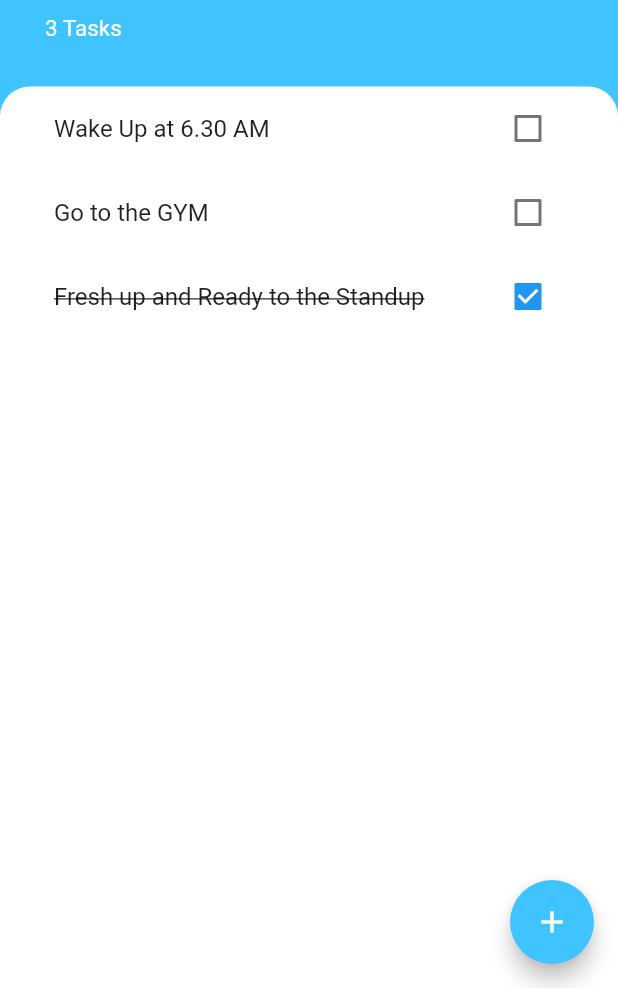
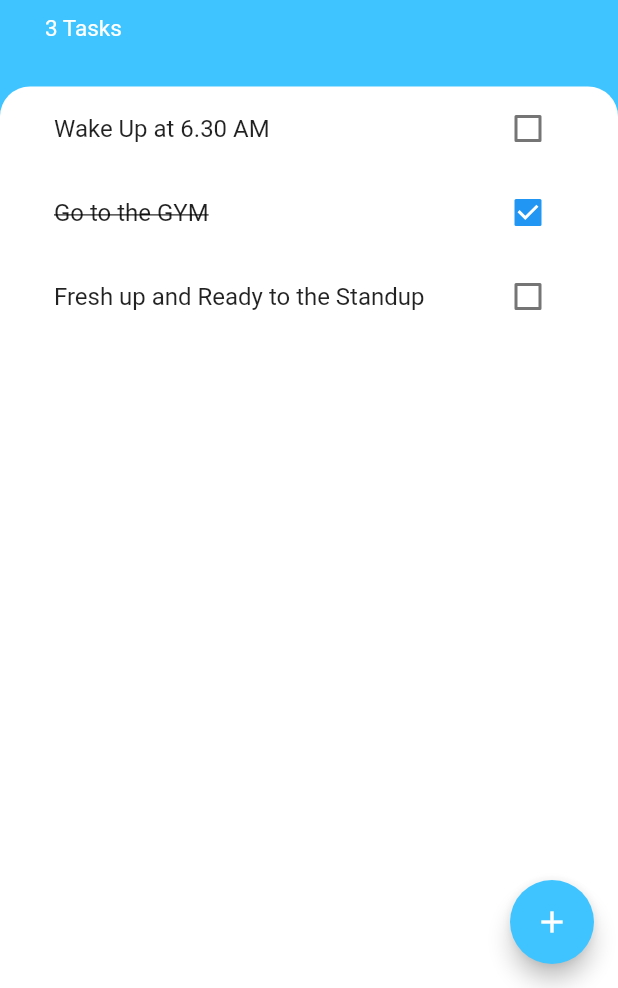
Before and after one commit to Arunachalam0007/Flutter-Learning-App-22, a Flutter app: the screen it shows after launch, on a phone screen of 412 x 824 dp, the part 248-1236 px from its top. Run offline on Flutter 3.47's test engine with Material 2 defaults, Android fonts, the phone set to English and light mode, and no system bars; our stand-ins replace font_awesome_flutter, rflutter_alert.

Commit message:
Todoey_App: Implemented app with Notifier Provider Package to handle state globally.

```diff
--- a/Flutter Basic Apps/Todoey_App/lib/main.dart
+++ b/Flutter Basic Apps/Todoey_App/lib/main.dart
@@ -1,8 +1,10 @@
 import 'package:flutter/material.dart';
+import 'package:provider/provider.dart';
+import 'package:todoey_app/models/task_data.dart';
 import 'package:todoey_app/screens/task_screen.dart';
 
 void main() {
-  runApp( TodoeyApp());
+  runApp( const TodoeyApp());
 }
 
 class TodoeyApp extends StatelessWidget {
@@ -10,8 +12,11 @@ class TodoeyApp extends StatelessWidget {
 
   @override
   Widget build(BuildContext context) {
-    return MaterialApp(
-      home: TaskScreen(),
+    return ChangeNotifierProvider(
+      create: (BuildContext context) => TaskData(),
+      child: const MaterialApp(
+        home: TaskScreen(),
+      ),
     );
   }
 }
--- a/Flutter Basic Apps/Todoey_App/lib/models/task.dart
+++ b/Flutter Basic Apps/Todoey_App/lib/models/task.dart
@@ -2,7 +2,4 @@ class Task{
   final String taskName;
   bool isChecked;
   Task({ required this.taskName, this.isChecked = false});
-  void toggleChecked(){
-    isChecked = !isChecked;
-  }
 }
--- /dev/null
+++ b/Flutter Basic Apps/Todoey_App/lib/models/task_data.dart
@@ -0,0 +1,36 @@
+import 'dart:collection';
+
+import 'package:flutter/foundation.dart';
+import 'package:todoey_app/models/task.dart';
+
+class TaskData extends ChangeNotifier {
+   final List<Task> _listOfTasks = [
+    Task(taskName: 'Wake Up at 6.30 AM'),
+    Task(taskName: 'Go to the GYM', isChecked: true),
+    Task(taskName: 'Fresh up and Ready to the Standup')
+  ];
+
+  UnmodifiableListView<Task> get listOfTasks {
+    return UnmodifiableListView(_listOfTasks);
+  }
+
+  int get taskCount => _listOfTasks.length;
+
+  void addTasks (String newTaskTitle){
+    final task = Task(taskName: newTaskTitle);
+    _listOfTasks.add(task);
+    notifyListeners(); // Listeren Immediatly
+  }
+
+  void updateTaskCheckedValue (int index, bool newIsChecked) {
+    _listOfTasks[index].isChecked = newIsChecked;
+    notifyListeners(); // Listeren Immediatly
+  }
+
+  void removeTask(int index){
+    final taskToRemove = _listOfTasks[index];
+    _listOfTasks.remove(taskToRemove);
+    notifyListeners(); // Listeren Immediatly
+  }
+
+}
--- a/Flutter Basic Apps/Todoey_App/lib/screens/task_screen.dart
+++ b/Flutter Basic Apps/Todoey_App/lib/screens/task_screen.dart
@@ -1,24 +1,11 @@
 import 'package:flutter/material.dart';
-import 'package:todoey_app/models/task.dart';
-import 'package:todoey_app/widgets/task_tile.dart';
+import 'package:todoey_app/models/task_data.dart';
 import 'package:todoey_app/widgets/tasks_list.dart';
-
+import 'package:provider/provider.dart';
 import 'add_task_screen.dart';
 
-class TaskScreen extends StatefulWidget {
+class TaskScreen extends StatelessWidget {
   const TaskScreen({Key? key}) : super(key: key);
-
-  @override
-  _TaskScreenState createState() => _TaskScreenState();
-}
-
-class _TaskScreenState extends State<TaskScreen> {
-
-  List<Task> listOfTasks = [
-    Task(taskName: 'Wake Up at 6.30 AM'),
-    Task(taskName: 'Go to the GYM'),
-    Task(taskName: 'Fresh up and Ready to the Standup', isChecked: true)
-  ];
 
   @override
   Widget build(BuildContext context) {
@@ -30,12 +17,7 @@ class _TaskScreenState extends State<TaskScreen> {
             showModalBottomSheet(
               context: context,
               // isScrollControlled: true,
-              builder: (context) => AddTaskScreen(onPressedCallBack: (newTaskName){
-                setState(() {
-                  listOfTasks.add(Task(taskName: newTaskName ?? 'demo'));
-                });
-                Navigator.pop(context);
-              },),
+              builder: (context) => AddTaskScreen(),
             );
           },
           child: const Icon(Icons.add)),
@@ -43,11 +25,11 @@ class _TaskScreenState extends State<TaskScreen> {
         crossAxisAlignment: CrossAxisAlignment.start,
         children: [
           Container(
-            padding: EdgeInsets.only(top: 60, left: 30, right: 30, bottom: 30),
+            padding: const EdgeInsets.only(top: 60, left: 30, right: 30, bottom: 30),
             child: Column(
               crossAxisAlignment: CrossAxisAlignment.start,
               children: [
-                CircleAvatar(
+                const CircleAvatar(
                   backgroundColor: Colors.white,
                   radius: 35,
                   child: Icon(
@@ -56,19 +38,19 @@ class _TaskScreenState extends State<TaskScreen> {
                     size: 35,
                   ),
                 ),
-                Text(
+                const Text(
                   'Todoey',
                   style: TextStyle(
                       fontSize: 30,
                       color: Colors.white,
                       fontWeight: FontWeight.w700),
                 ),
-                SizedBox(
+                const SizedBox(
                   height: 10,
                 ),
                 Text(
-                  '${listOfTasks.length} Tasks',
-                  style: TextStyle(
+                  '${Provider.of<TaskData>(context).taskCount} Tasks',
+                  style: const TextStyle(
                     color: Colors.white,
                     fontSize: 15,
                   ),
@@ -79,14 +61,14 @@ class _TaskScreenState extends State<TaskScreen> {
           Expanded(
             child: Container(
               padding: EdgeInsets.symmetric(horizontal: 20),
-              decoration: BoxDecoration(
+              decoration: const BoxDecoration(
                 color: Colors.white,
                 borderRadius: BorderRadius.only(
                   topLeft: Radius.circular(20),
                   topRight: Radius.circular(20),
                 ),
               ),
-              child: TasksList(listOfTasks: listOfTasks,),
+              child: const TasksList(),
             ),
           ),
         ],
--- a/Flutter Basic Apps/Todoey_App/lib/widgets/task_tile.dart
+++ b/Flutter Basic Apps/Todoey_App/lib/widgets/task_tile.dart
@@ -5,10 +5,12 @@ class TaskTile extends StatelessWidget {
   final String taskName;
   final bool isChecked;
   final Function(bool?) checkboxCallBack;
-  TaskTile({required this.taskName,required this.isChecked, required this.checkboxCallBack});
+  final VoidCallback removeList;
+  TaskTile({required this.taskName,required this.isChecked, required this.checkboxCallBack, required this.removeList});
   @override
   Widget build(BuildContext context) {
     return ListTile(
+      onLongPress: removeList,
       title: Text(
         taskName,
         style: TextStyle(
--- a/Flutter Basic Apps/Todoey_App/lib/widgets/tasks_list.dart
+++ b/Flutter Basic Apps/Todoey_App/lib/widgets/tasks_list.dart
@@ -1,31 +1,31 @@
 import 'package:flutter/material.dart';
-import 'package:todoey_app/models/task.dart';
+import 'package:provider/provider.dart';
+import 'package:todoey_app/models/task_data.dart';
 import 'package:todoey_app/widgets/task_tile.dart';
 
-class TasksList extends StatefulWidget {
-  List<Task> listOfTasks = [];
-  TasksList({required this.listOfTasks});
-  @override
-  _TasksListState createState() => _TasksListState();
-}
 
-class _TasksListState extends State<TasksList> {
+class TasksList extends StatelessWidget {
+  const TasksList({Key? key}) : super(key: key);
 
   @override
   Widget build(BuildContext context) {
+    return  Consumer<TaskData>(
+      builder: (BuildContext context, taskdata, Widget? child) {
         return ListView.builder(
-        itemCount: widget.listOfTasks.length,
+            itemCount: taskdata.taskCount,
             itemBuilder: (context, index) {
-          var currentTask = widget.listOfTasks[index];
               return TaskTile(
-            taskName: currentTask.taskName,
-            isChecked: currentTask.isChecked,
+                taskName: taskdata.listOfTasks[index].taskName,
+                isChecked: taskdata.listOfTasks[index].isChecked,
                 checkboxCallBack: (val) {
-              setState(() {
-                currentTask.toggleChecked();
+                 Provider.of<TaskData>(context, listen: false).updateTaskCheckedValue(index, val ?? false);
+                },
+                removeList: (){
+                  Provider.of<TaskData>(context, listen: false).removeTask(index);
+                },
+              );
             });
       },
     );
-        });
   }
 }
--- a/Flutter Basic Apps/Todoey_App/pubspec.yaml
+++ b/Flutter Basic Apps/Todoey_App/pubspec.yaml
@@ -29,7 +29,7 @@ environment:
 dependencies:
   flutter:
     sdk: flutter
-
+  provider: ^6.0.2
 
   # The following adds the Cupertino Icons font to your application.
   # Use with the CupertinoIcons class for iOS style icons.
```
Also changed, not shown: Flutter Basic Apps/Todoey_App/lib/screens/add_task_screen.dart (+10 -9 lines), Flutter Basic Apps/Todoey_App/pubspec.lock. Lines whose indentation alone changed are shown as unchanged.
